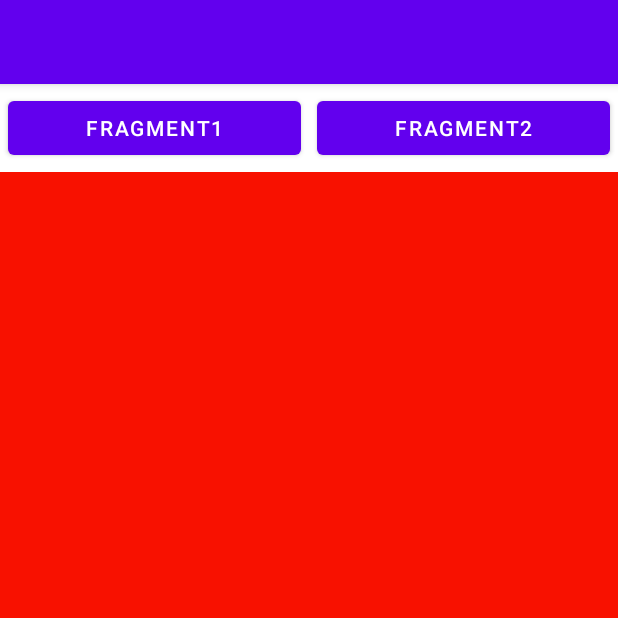
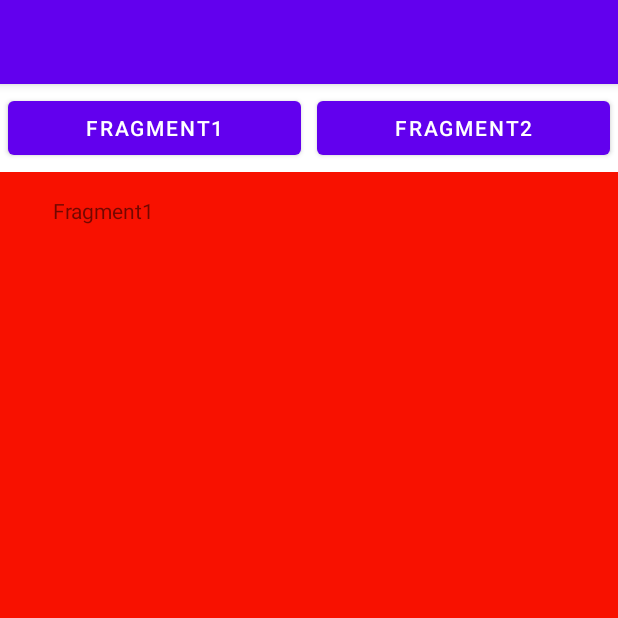
Before and after one commit to SuryankDixit/Android-Development, an Android app: the screen it shows after launch (MainActivity), after a tap on "FRAGMENT1", on a phone screen of 412 x 824 dp, the top half of it. Run offline under Robolectric (Android 15) with nearby library versions, the light colour scheme and no system bars.

Commit message:
Fragment

```diff
--- a/Fragments/app/src/main/AndroidManifest.xml
+++ b/Fragments/app/src/main/AndroidManifest.xml
@@ -10,6 +10,9 @@
         android:supportsRtl="true"
         android:theme="@style/Theme.Fragments">
         <activity
+            android:name=".SecondActivity"
+            android:exported="true" />
+        <activity
             android:name=".MainActivity"
             android:exported="true">
             <intent-filter>
--- a/Fragments/app/src/main/java/com/example/fragments/Fragments/FirstFragment.java
+++ b/Fragments/app/src/main/java/com/example/fragments/Fragments/FirstFragment.java
@@ -1,5 +1,6 @@
 package com.example.fragments.Fragments;
 
+import android.content.Intent;
 import android.os.Bundle;
 
 import androidx.fragment.app.Fragment;
@@ -7,8 +8,10 @@ import androidx.fragment.app.Fragment;
 import android.view.LayoutInflater;
 import android.view.View;
 import android.view.ViewGroup;
+import android.widget.TextView;
 
 import com.example.fragments.R;
+import com.example.fragments.SecondActivity;
 
 public class FirstFragment extends Fragment {
 
@@ -16,6 +19,7 @@ public class FirstFragment extends Fragment {
         // Required empty public constructor
     }
 
+    TextView tv;
 
     @Override
     public View onCreateView(LayoutInflater inflater, ViewGroup container,
@@ -23,6 +27,14 @@ public class FirstFragment extends Fragment {
         // Inflate the layout for this fragment
         View view = inflater.inflate(R.layout.fragment_first, container, false);
 
+        tv = view.findViewById(R.id.textView);
+        tv.setOnClickListener(new View.OnClickListener() {
+            @Override
+            public void onClick(View view) {
+                Intent intent = new Intent(getContext(), SecondActivity.class);        // from Activity ----> to Activity
+                startActivity(intent);
+            }
+        });
 
         return view;
     }
--- a/Fragments/app/src/main/res/layout/fragment_first.xml
+++ b/Fragments/app/src/main/res/layout/fragment_first.xml
@@ -4,4 +4,12 @@
     android:layout_width="match_parent"
     android:layout_height="match_parent"
     android:background="@color/fragmentonecolor"
-    tools:context=".Fragments.FirstFragment" />
+    tools:context=".Fragments.FirstFragment">
+
+    <TextView
+        android:id="@+id/textView"
+        android:layout_width="137dp"
+        android:layout_height="52dp"
+        android:gravity="center"
+        android:text="Fragment1" />
+</FrameLayout>
```
Also changed, not shown: Fragments/app/src/main/java/com/example/fragments/SecondActivity.java (added, +14 -0 lines), Fragments/app/src/main/res/layout/activity_second.xml (added, +9 -0 lines).
